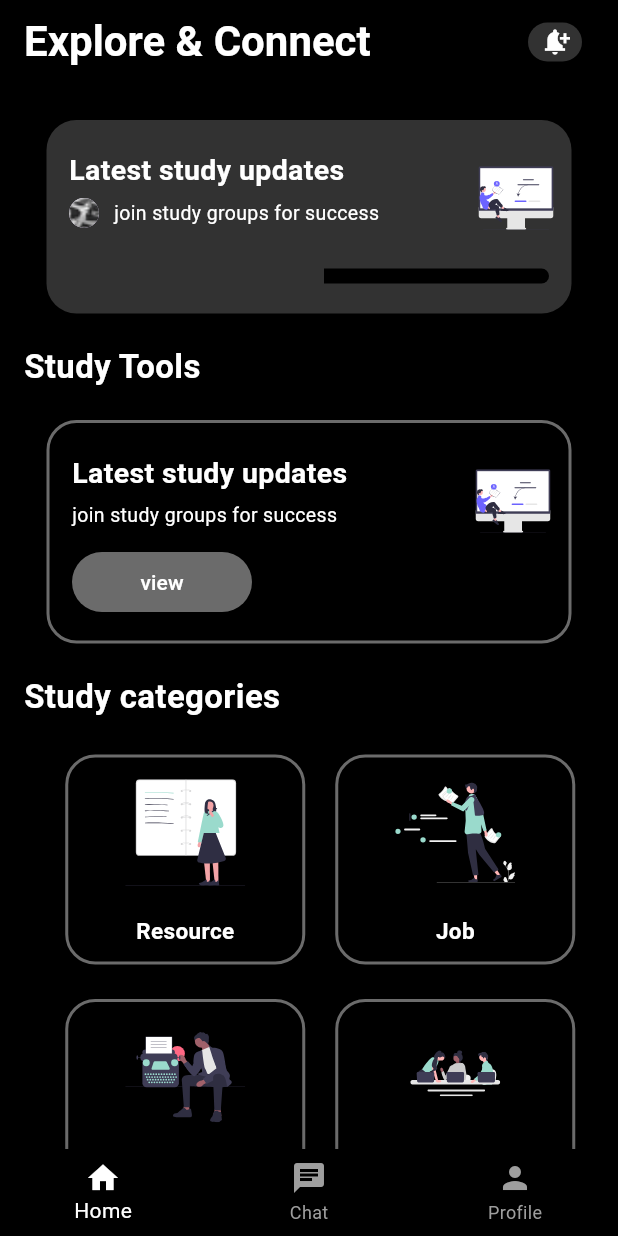
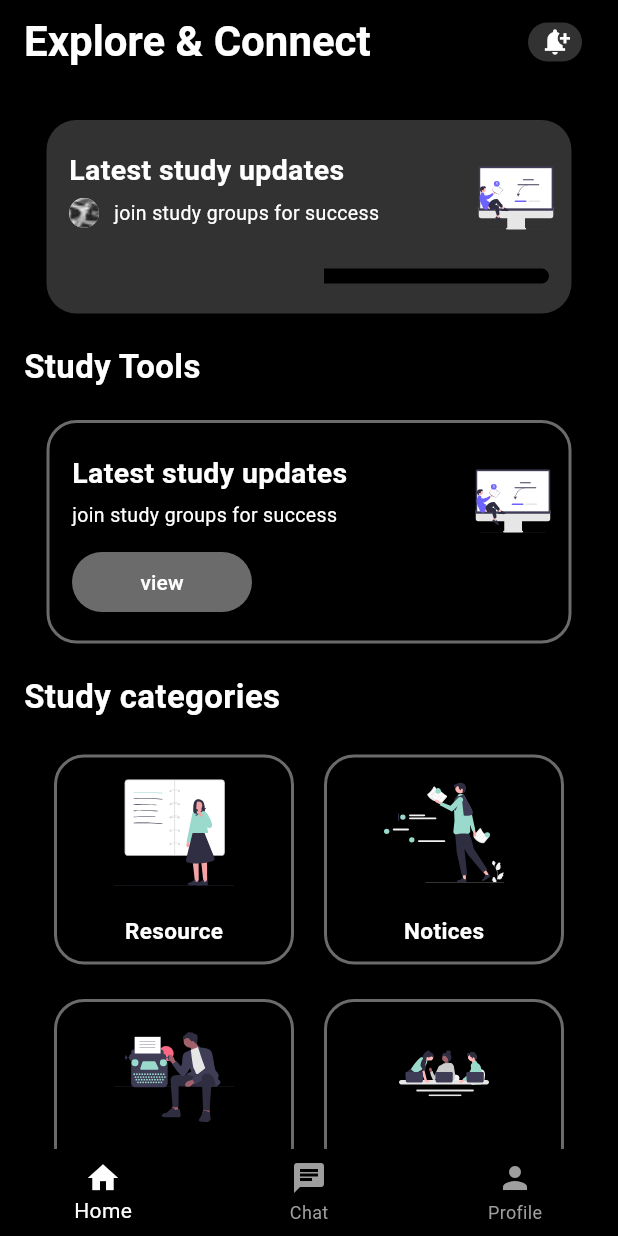
Before and after one commit to SajalSatsangi/Seekho_Buddy2, a Flutter app: the screen it shows once a user with an empty profile is signed in, on a phone screen of 412 x 824 dp. Run offline on Flutter 3.47's test engine with Material 3 defaults, Android fonts, the phone set to English and light mode, and no system bars; our stand-ins replace animated_splash_screen, cloud_firestore, firebase_auth, firebase_core, flutter_svg, page_transition; accounts and stored records are empty.

Commit message:
update the alignment of the homepage bottom boxes

```diff
--- a/lib/home.dart
+++ b/lib/home.dart
@@ -313,6 +313,10 @@ class _HomeState extends State<Home> {
                           color: Colors.white),
                     ),
                     SizedBox(height: 8), // Add some spacing
+                    Padding(
+                      padding: EdgeInsets.only(right: 15.0),
+                      child: Column(
+                        children: [
                           Row(
                             mainAxisAlignment: MainAxisAlignment.center,
                             children: [
@@ -332,19 +336,18 @@ class _HomeState extends State<Home> {
                                     width: 160,
                                     height: 140,
                                     decoration: BoxDecoration(
-                                // Remove the background color
-                                // color: Color(0xFF323232),
-                                borderRadius: BorderRadius.circular(
-                                    20), // Adjust the value to change the roundness
+                                      borderRadius: BorderRadius.circular(20),
                                       border: Border.all(
-                                  color: const Color.fromARGB(255, 107, 107,
-                                      107), // Set the border color
-                                  width: 2.0, // Set the border width
+                                        color: const Color.fromARGB(
+                                            255, 107, 107, 107),
+                                        width: 2.0,
                                       ),
                                     ),
                                     child: Column(
-                                mainAxisAlignment: MainAxisAlignment.center,
-                                crossAxisAlignment: CrossAxisAlignment.center,
+                                      mainAxisAlignment:
+                                          MainAxisAlignment.center,
+                                      crossAxisAlignment:
+                                          CrossAxisAlignment.center,
                                       children: [
                                         SvgPicture.asset(
                                           'assets/Resource.svg',
@@ -352,7 +355,8 @@ class _HomeState extends State<Home> {
                                           width: 80,
                                         ),
                                         Padding(
-                                    padding: const EdgeInsets.only(top: 15),
+                                          padding:
+                                              const EdgeInsets.only(top: 15),
                                           child: Text(
                                             'Resource',
                                             style: TextStyle(
@@ -377,24 +381,24 @@ class _HomeState extends State<Home> {
                                   );
                                 },
                                 child: Padding(
-                            padding: const EdgeInsets.only(top: 15, left: 5),
+                                  padding:
+                                      const EdgeInsets.only(top: 15, left: 5),
                                   child: Container(
                                     width: 160,
                                     height: 140,
                                     decoration: BoxDecoration(
-                                // Remove the background color
-                                // color: Color(0xFF323232),
-                                borderRadius: BorderRadius.circular(
-                                    20), // Adjust the value to change the roundness
+                                      borderRadius: BorderRadius.circular(20),
                                       border: Border.all(
-                                  color: const Color.fromARGB(255, 107, 107,
-                                      107), // Set the border color
-                                  width: 2.0, // Set the border width
+                                        color: const Color.fromARGB(
+                                            255, 107, 107, 107),
+                                        width: 2.0,
                                       ),
                                     ),
                                     child: Column(
-                                mainAxisAlignment: MainAxisAlignment.center,
-                                crossAxisAlignment: CrossAxisAlignment.center,
+                                      mainAxisAlignment:
+                                          MainAxisAlignment.center,
+                                      crossAxisAlignment:
+                                          CrossAxisAlignment.center,
                                       children: [
                                         SvgPicture.asset(
                                           'assets/Job.svg',
@@ -402,9 +406,10 @@ class _HomeState extends State<Home> {
                                           width: 80,
                                         ),
                                         Padding(
-                                    padding: const EdgeInsets.only(top: 15),
+                                          padding:
+                                              const EdgeInsets.only(top: 15),
                                           child: Text(
-                                      'Job',
+                                            'Notices',
                                             style: TextStyle(
                                               color: Colors.white,
                                               fontWeight: FontWeight.bold,
@@ -439,19 +444,18 @@ class _HomeState extends State<Home> {
                                     width: 160,
                                     height: 140,
                                     decoration: BoxDecoration(
-                                // Remove the background color
-                                // color: Color(0xFF323232),
-                                borderRadius: BorderRadius.circular(
-                                    20), // Adjust the value to change the roundness
+                                      borderRadius: BorderRadius.circular(20),
                                       border: Border.all(
-                                  color: const Color.fromARGB(255, 107, 107,
-                                      107), // Set the border color
-                                  width: 2.0, // Set the border width
+                                        color: const Color.fromARGB(
+                                            255, 107, 107, 107),
+                                        width: 2.0,
                                       ),
                                     ),
                                     child: Column(
-                                mainAxisAlignment: MainAxisAlignment.center,
-                                crossAxisAlignment: CrossAxisAlignment.center,
+                                      mainAxisAlignment:
+                                          MainAxisAlignment.center,
+                                      crossAxisAlignment:
+                                          CrossAxisAlignment.center,
                                       children: [
                                         SvgPicture.asset(
                                           'assets/Professional.svg',
@@ -459,9 +463,10 @@ class _HomeState extends State<Home> {
                                           width: 80,
                                         ),
                                         Padding(
-                                    padding: const EdgeInsets.only(top: 15),
+                                          padding:
+                                              const EdgeInsets.only(top: 15),
                                           child: Text(
-                                      'Professional',
+                                            '?????',
                                             style: TextStyle(
                                               color: Colors.white,
                                               fontWeight: FontWeight.bold,
@@ -484,24 +489,24 @@ class _HomeState extends State<Home> {
                                   );
                                 },
                                 child: Padding(
-                            padding: const EdgeInsets.only(top: 15, left: 5),
+                                  padding:
+                                      const EdgeInsets.only(top: 15, left: 5),
                                   child: Container(
                                     width: 160,
                                     height: 140,
                                     decoration: BoxDecoration(
-                                // Remove the background color
-                                // color: Color(0xFF323232),
-                                borderRadius: BorderRadius.circular(
-                                    20), // Adjust the value to change the roundness
+                                      borderRadius: BorderRadius.circular(20),
                                       border: Border.all(
-                                  color: const Color.fromARGB(255, 107, 107,
-                                      107), // Set the border color
-                                  width: 2.0, // Set the border width
+                                        color: const Color.fromARGB(
+                                            255, 107, 107, 107),
+                                        width: 2.0,
                                       ),
                                     ),
                                     child: Column(
-                                mainAxisAlignment: MainAxisAlignment.center,
-                                crossAxisAlignment: CrossAxisAlignment.center,
+                                      mainAxisAlignment:
+                                          MainAxisAlignment.center,
+                                      crossAxisAlignment:
+                                          CrossAxisAlignment.center,
                                       children: [
                                         SvgPicture.asset(
                                           'assets/Network.svg',
@@ -509,7 +514,8 @@ class _HomeState extends State<Home> {
                                           width: 60,
                                         ),
                                         Padding(
-                                    padding: const EdgeInsets.only(top: 20),
+                                          padding:
+                                              const EdgeInsets.only(top: 20),
                                           child: Text(
                                             'Networking',
                                             style: TextStyle(
@@ -525,6 +531,9 @@ class _HomeState extends State<Home> {
                                 ),
                               ),
                             ],
+                          ),
+                        ],
+                      ),
                     ),
                   ],
                 ),
```
Lines whose indentation alone changed are shown as unchanged.
